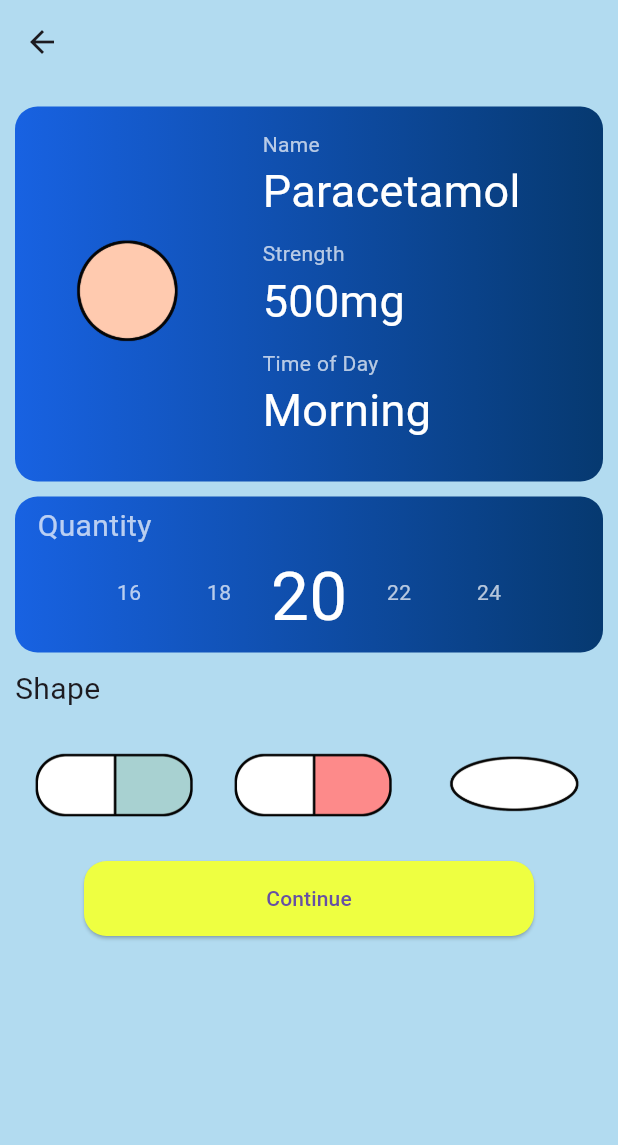
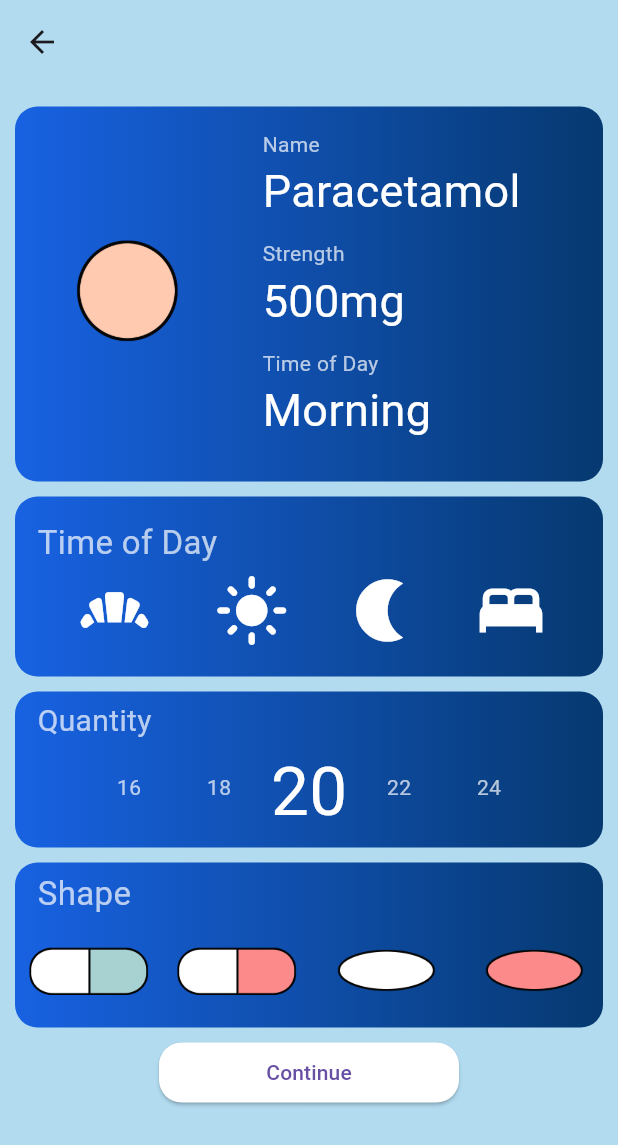
Before and after one commit to WillowSaysWhat/Enid-Tracker-Flutter, a Flutter app: the NewMedicineScreen screen opened directly, on a phone screen of 412 x 824 dp. Shown: the top 1145 px of the screen. Run offline on Flutter 3.47's test engine with Material 3 defaults, Android fonts, the light colour scheme and no system bars; drawn by our look-alikes of numberpicker.

Commit message:
quantity countdown more visuals
got the quantity to count down when button is pressed. cleaned up more of the new medicine screen.

```diff
--- a/enid_tracker/lib/screens/new_reminder_screen.dart
+++ b/enid_tracker/lib/screens/new_reminder_screen.dart
@@ -22,7 +22,7 @@ class _NewMedicineScreenState extends State<NewMedicineScreen> {
     final String imageLocation = context.watch<NewMedicine>().imageLocation;
     final String medicine = context.watch<NewMedicine>().medicine;
     final String strength = context.watch<NewMedicine>().strength;
-    final String timeOfDay = context.watch<NewMedicine>().timeOfDay;
+    final String ThetimeOfDay = context.watch<NewMedicine>().timeOfDay;
 
     TextEditingController tController = TextEditingController();
     return Scaffold(
@@ -170,10 +170,95 @@ class _NewMedicineScreenState extends State<NewMedicineScreen> {
                               "Time of Day",
                               style: TextStyle(color: Colors.white70),
                             ),
-                            const Text(
-                              "Morning",
+                            Text(
+                              ThetimeOfDay,
                               style:
                                   TextStyle(fontSize: 30, color: Colors.white),
+                            )
+                          ],
+                        ),
+                      ],
+                    ),
+                  ),
+                  const SizedBox(
+                    height: 10,
+                  ),
+                  Container(
+                    decoration: const BoxDecoration(
+                      gradient: LinearGradient(
+                        colors: <Color>[
+                          Color.fromARGB(255, 24, 98, 226),
+                          Color(0xFF063970),
+                        ],
+                      ),
+                      borderRadius: BorderRadius.all(
+                        Radius.circular(15),
+                      ),
+                    ),
+                    height: 120,
+                    child: Column(
+                      children: [
+                        Container(
+                          alignment: Alignment.topLeft,
+                          child: const Padding(
+                            padding: EdgeInsets.only(left: 15, top: 15),
+                            child: Text(
+                              "Time of Day",
+                              style: TextStyle(
+                                  fontSize: 22, color: Colors.white70),
+                            ),
+                          ),
+                        ),
+                        Row(
+                          mainAxisAlignment: MainAxisAlignment.spaceEvenly,
+                          children: [
+                            GestureDetector(
+                              onTap: () {
+                                context
+                                    .read<NewMedicine>()
+                                    .setTimeOfDay("Morning");
+                              },
+                              child: const Icon(
+                                Icons.bakery_dining,
+                                color: Colors.white,
+                                size: 60,
+                              ),
+                            ),
+                            GestureDetector(
+                              onTap: () {
+                                context
+                                    .read<NewMedicine>()
+                                    .setTimeOfDay("Lunch");
+                              },
+                              child: const Icon(
+                                Icons.light_mode,
+                                color: Colors.white,
+                                size: 50,
+                              ),
+                            ),
+                            GestureDetector(
+                              onTap: () {
+                                context
+                                    .read<NewMedicine>()
+                                    .setTimeOfDay("Dinner");
+                              },
+                              child: const Icon(
+                                Icons.nightlight,
+                                color: Colors.white,
+                                size: 50,
+                              ),
+                            ),
+                            GestureDetector(
+                              onTap: () {
+                                context
+                                    .read<NewMedicine>()
+                                    .setTimeOfDay("Bedtime");
+                              },
+                              child: const Icon(
+                                Icons.bed,
+                                color: Colors.white,
+                                size: 50,
+                              ),
                             )
                           ],
                         ),
@@ -199,9 +284,9 @@ class _NewMedicineScreenState extends State<NewMedicineScreen> {
                       children: [
                         Container(
                           alignment: Alignment.centerLeft,
-                          child: Padding(
-                            padding: const EdgeInsets.only(left: 15, top: 5),
-                            child: const Text(
+                          child: const Padding(
+                            padding: EdgeInsets.only(left: 15, top: 5),
+                            child: Text(
                               "Quantity",
                               style: TextStyle(
                                   fontSize: 20, color: Colors.white70),
@@ -218,7 +303,7 @@ class _NewMedicineScreenState extends State<NewMedicineScreen> {
                               minValue: 0,
                               itemCount: 5,
                               step: 2,
-                              textStyle: TextStyle(color: Colors.white70),
+                              textStyle: const TextStyle(color: Colors.white70),
                               selectedTextStyle: const TextStyle(
                                   fontSize: 45, color: Colors.white),
                               haptics: true,
@@ -232,7 +317,7 @@ class _NewMedicineScreenState extends State<NewMedicineScreen> {
                             ),
                           ],
                         ),
-                        SizedBox(
+                        const SizedBox(
                           height: 10,
                         )
                       ],
@@ -242,29 +327,38 @@ class _NewMedicineScreenState extends State<NewMedicineScreen> {
                     height: 10,
                   ),
                   Container(
-                    alignment: Alignment.centerLeft,
-                    child: const Text(
-                      "Shape",
-                      style: TextStyle(fontSize: 20),
+                    decoration: const BoxDecoration(
+                      gradient: LinearGradient(
+                        colors: <Color>[
+                          Color.fromARGB(255, 24, 98, 226),
+                          Color(0xFF063970),
+                        ],
+                      ),
+                      borderRadius: BorderRadius.all(
+                        Radius.circular(15),
                       ),
                     ),
-                  SizedBox(
-                    height: 100,
-                    child: Expanded(
+                    height: 110,
+                    child: Column(
+                      children: [
+                        Container(
+                          alignment: Alignment.topLeft,
+                          child: const Padding(
+                            padding: EdgeInsets.only(left: 15, top: 5),
+                            child: Text(
+                              "Shape",
+                              style: TextStyle(
+                                  fontSize: 22, color: Colors.white70),
+                            ),
+                          ),
+                        ),
+                        Expanded(
                           child: ListView.builder(
                             scrollDirection: Axis.horizontal,
                             itemCount: pillImages.length,
                             itemBuilder: (context, index) {
-                        return ElevatedButton(
-                          style: ElevatedButton.styleFrom(
-                            elevation: 0,
-                            padding: const EdgeInsets.all(1),
-                            shadowColor: null,
-                            backgroundColor:
-                                const Color.fromARGB(255, 178, 219, 240),
-                            foregroundColor: Colors.lightBlueAccent,
-                          ),
-                          onPressed: () {
+                              return GestureDetector(
+                                onTap: () {
                                   context
                                       .read<NewMedicine>()
                                       .setPillPortrait(pillImages[index][0]);
@@ -278,14 +372,20 @@ class _NewMedicineScreenState extends State<NewMedicineScreen> {
                                 ),
                               );
                             },
-                    )),
                           ),
-                  SizedBox(
-                    width: 300,
-                    height: 50,
+                        ),
+                      ],
+                    ),
+                  ),
+                  const SizedBox(
+                    height: 10,
+                  ),
+                  Container(
+                    width: 200,
+                    height: 40,
                     child: ElevatedButton(
                       style: ElevatedButton.styleFrom(
-                        backgroundColor: Colors.limeAccent,
+                        backgroundColor: Colors.white,
                         shape: RoundedRectangleBorder(
                           borderRadius: BorderRadius.circular(15),
                         ),
@@ -294,21 +394,18 @@ class _NewMedicineScreenState extends State<NewMedicineScreen> {
                         newMedicine.medicine = medicine;
                         newMedicine.strength = strength;
                         newMedicine.quantity = currentValue;
-                        newMedicine.timeOfDay = timeOfDay;
+                        newMedicine.timeOfDay = ThetimeOfDay;
                         newMedicine.imageLocation = imageLocation;
 
-                        context.read<MedicineList>().panelData.add(newMedicine);
-                        Navigator.push(
-                            context,
-                            MaterialPageRoute(
-                                builder: (context) => const HomePage()));
+                        context
+                            .read<MedicineList>()
+                            .insertMedicine(newMedicine);
+
+                        Navigator.pop(context);
                       },
                       child: const Text("Continue"),
                     ),
                   ),
-                  const SizedBox(
-                    height: 20,
-                  )
                 ],
               ),
             ),
--- a/enid_tracker/lib/screens/welcome_screen.dart
+++ b/enid_tracker/lib/screens/welcome_screen.dart
@@ -1,5 +1,4 @@
 import 'package:enid_tracker/screens/home_screen.dart';
-import 'package:enid_tracker/screens/new_reminder_screen.dart';
 import 'package:flutter/material.dart';
 
 class WelcomeScreen extends StatefulWidget {
@@ -20,8 +19,8 @@ class _WelcomeScreenState extends State<WelcomeScreen> {
           mainAxisAlignment: MainAxisAlignment.center,
           crossAxisAlignment: CrossAxisAlignment.stretch,
           children: <Widget>[
-            Center(
-              child: const Text(
+            const Center(
+              child: Text(
                 'Enid Tracker',
                 style: TextStyle(
                   fontSize: 45.0,
```
Also changed, not shown: enid_tracker/lib/logic/medicine_class.dart (+14 -0 lines), enid_tracker/lib/screens/home_screen.dart (+3 -5 lines), enid_tracker/lib/widgets/medicine_panel.dart (+15 -10 lines). Lines whose indentation alone changed are shown as unchanged.
